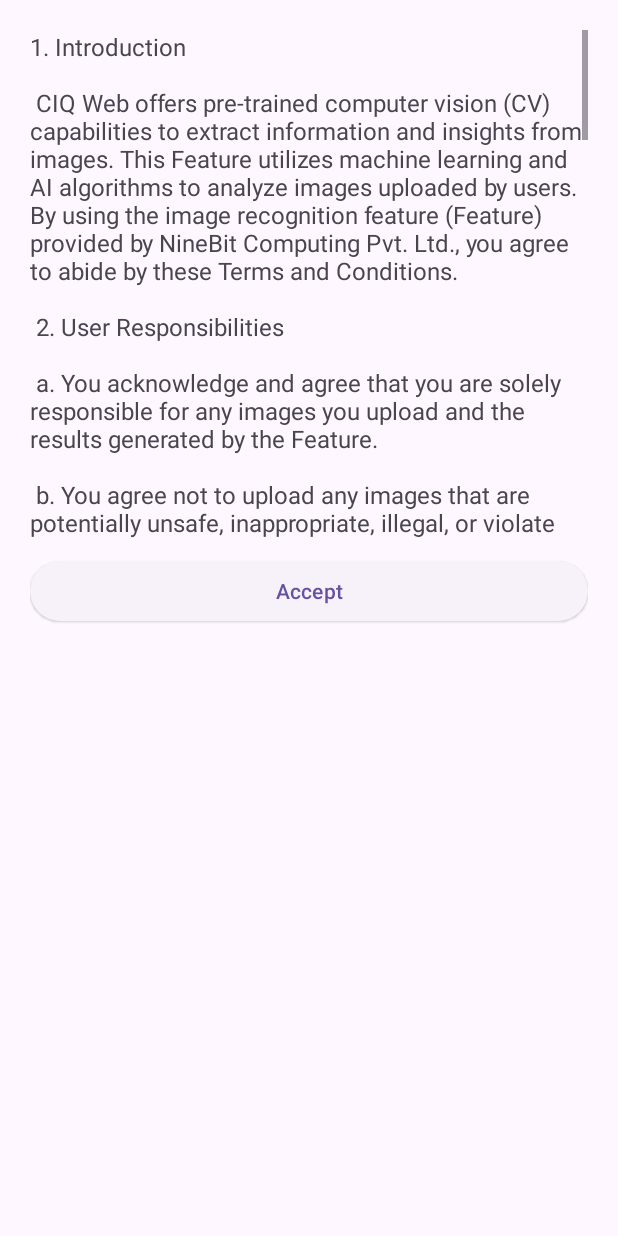
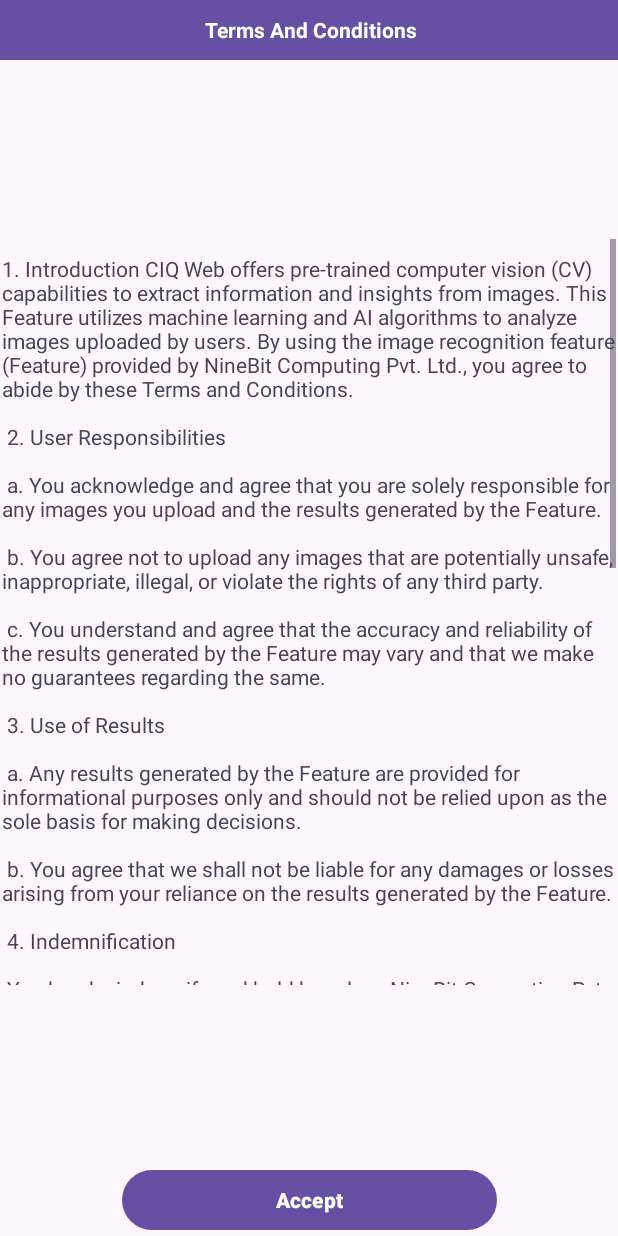
Before and after one commit to NineBit-Computing/HomeScreen_Android, an Android app: the layout activity_termsand_conditions.xml on its own in the app's theme, with its tools: preview values and no code run, on a phone screen of 412 x 824 dp. Run offline under Robolectric (Android 15) with nearby library versions, the phone set to English and light mode, and no system bars.

Commit message:
Terms and Conditions layout changes, file_upload_handling

```diff
--- a/app/src/main/java/com/example/homescreen/TermsAndConditionsDialogFragment.java
+++ b/app/src/main/java/com/example/homescreen/TermsAndConditionsDialogFragment.java
@@ -33,7 +33,7 @@ public class TermsAndConditionsDialogFragment extends DialogFragment {
     public View onCreateView(@NonNull LayoutInflater inflater, @Nullable ViewGroup container, @Nullable Bundle savedInstanceState) {
         View view = inflater.inflate(R.layout.activity_termsand_conditions, container, false);
 
-        Button btnNext = view.findViewById(R.id.btnNext);
+        Button btnNext = view.findViewById(R.id.BtnNxt);
         btnNext.setOnClickListener(v -> {
             listener.onTermsAccepted();
             dismiss();
--- a/app/src/main/res/layout/activity_termsand_conditions.xml
+++ b/app/src/main/res/layout/activity_termsand_conditions.xml
@@ -1,29 +1,48 @@
 <?xml version="1.0" encoding="utf-8"?>
-<LinearLayout xmlns:android="http://schemas.android.com/apk/res/android"
+<androidx.constraintlayout.widget.ConstraintLayout xmlns:android="http://schemas.android.com/apk/res/android"
+    xmlns:app="http://schemas.android.com/apk/res-auto"
     android:layout_width="match_parent"
-    android:layout_height="wrap_content"
-    android:orientation="vertical"
-    android:padding="20dp">
+    android:layout_height="match_parent">
+
+    <com.google.android.material.textview.MaterialTextView
+        android:id="@+id/Terms_and_Conditions_txt"
+        android:layout_width="413dp"
+        android:layout_height="40dp"
+        android:background="#6750A4"
+        android:gravity="center"
+        android:text="Terms And Conditions"
+        android:textColor="@color/white"
+        android:textStyle="bold"
+        app:layout_constraintEnd_toEndOf="parent"
+        app:layout_constraintStart_toStartOf="parent"
+        app:layout_constraintTop_toTopOf="parent" />
 
     <ScrollView
+        android:id="@+id/ScrollView"
         android:layout_width="match_parent"
-        android:layout_height="340dp"
-        android:layout_weight="1"
-        android:layout_marginBottom="10dp">
+        android:layout_height="500dp"
+        android:padding="1dp"
+        app:layout_constraintTop_toBottomOf="@id/Terms_and_Conditions_txt"
+        app:layout_constraintStart_toStartOf="parent"
+        app:layout_constraintEnd_toEndOf="parent"
+        app:layout_constraintBottom_toTopOf="@id/BtnNxt">
 
         <TextView
-            android:id="@+id/tvTermsAndConditions"
             android:layout_width="match_parent"
             android:layout_height="wrap_content"
-            android:text="@string/terms_and_conditions_label"
-            android:textSize="16sp" />
+            android:layout_marginTop="10dp"
+            android:text="@string/terms_and_conditions_label" />
     </ScrollView>
 
-    <Button
-        android:id="@+id/btnNext"
-        android:layout_width="match_parent"
+    <com.google.android.material.button.MaterialButton
+        android:id="@+id/BtnNxt"
+        android:layout_width="250dp"
         android:layout_height="wrap_content"
+        android:layout_marginTop="20dp"
         android:text="Accept"
-        android:layout_gravity="center"
-        style="@style/Widget.Material3.Button.ElevatedButton"/>
-</LinearLayout>
+        android:textStyle="bold"
+        app:backgroundTint="#6750A4"
+        app:layout_constraintStart_toStartOf="parent"
+        app:layout_constraintEnd_toEndOf="parent"
+        app:layout_constraintBottom_toBottomOf="parent"/>
+</androidx.constraintlayout.widget.ConstraintLayout>
--- a/app/src/main/res/values/strings.xml
+++ b/app/src/main/res/values/strings.xml
@@ -2,11 +2,9 @@
     <string name="app_name">HomeScreen</string>
 
     <string name="terms_and_conditions_label" >
-        1. Introduction\n \n
+        1. Introduction CIQ Web offers pre-trained computer vision (CV) capabilities to extract information and insights from images. This Feature utilizes machine learning and AI algorithms to analyze images uploaded by users. By using the image recognition feature ("Feature") provided by NineBit Computing Pvt. Ltd., you agree to abide by these Terms and Conditions.\n \n
 
-        CIQ Web offers pre-trained computer vision (CV) capabilities to extract information and insights from images. This Feature utilizes machine learning and AI algorithms to analyze images uploaded by users. By using the image recognition feature ("Feature") provided by NineBit Computing Pvt. Ltd., you agree to abide by these Terms and Conditions.\n \n
-
-2. User Responsibilities\n  \n
+       2. User Responsibilities\n  \n
 
 a. You acknowledge and agree that you are solely responsible for any images you upload and the results generated by the Feature.\n \n
 
```
Also changed, not shown: app/src/main/java/com/example/homescreen/FileUploadScreen.java (+51 -20 lines), app/src/main/res/layout/activity_main_.xml (+8 -3 lines), app/src/main/res/layout/file_upload_screen.xml (+8 -1 lines).
